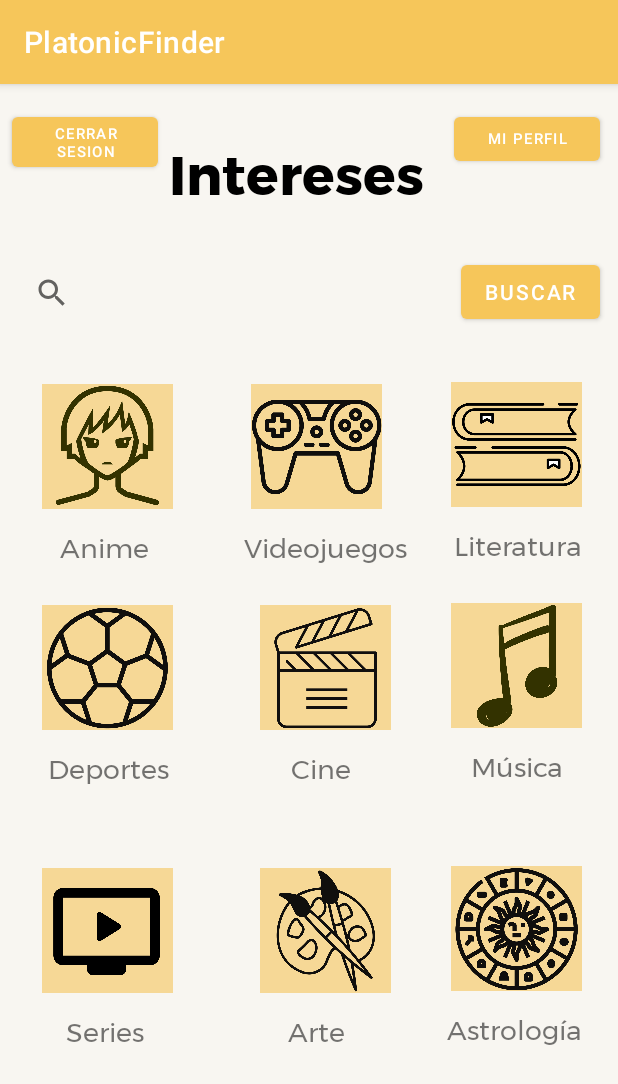
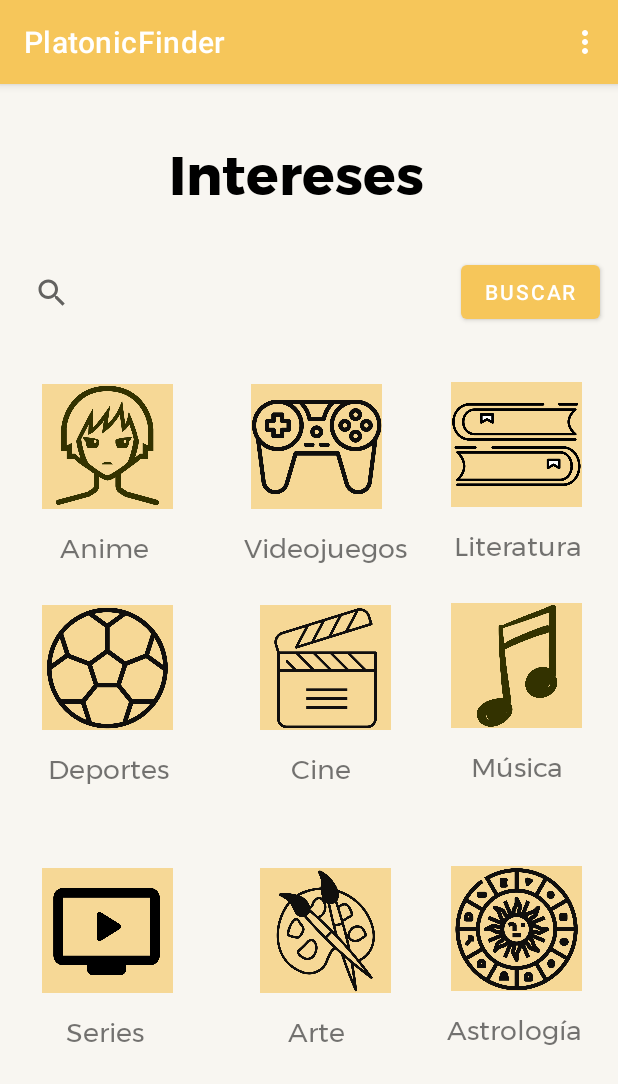
Before and after one commit to AmauriPC/MovilesProyecto, an Android app: the pantallaIntereses screen opened directly, with no data from a screen before it, on a phone screen of 412 x 824 dp. Shown: the top 1084 px of the screen. Run offline under Robolectric (Android 15) with nearby library versions, the phone set to English and light mode, and no system bars.

Commit message:
updates hamburguesa y mi prima la calva
mi prima la calva menu hamburguesa

```diff
--- a/app/src/main/res/layout/activity_pantalla_datos_editar.xml
+++ b/app/src/main/res/layout/activity_pantalla_datos_editar.xml
@@ -65,7 +65,6 @@
             android:layout_height="wrap_content"
             android:layout_marginTop="24dp"
             android:backgroundTint="@color/BotonesColor"
-            android:onClick="tomarPic"
             android:text="Subir Foto"
             android:textColor="@color/Letras"
             app:layout_constraintEnd_toEndOf="parent"
--- a/app/src/main/res/layout/activity_pantalla_intereses.xml
+++ b/app/src/main/res/layout/activity_pantalla_intereses.xml
@@ -109,30 +109,6 @@
         android:text="Buscar"
         app:layout_constraintEnd_toEndOf="parent"
         app:layout_constraintTop_toBottomOf="@+id/textView3" />
-
-    <Button
-        android:id="@+id/button8"
-        android:layout_width="97dp"
-        android:layout_height="41dp"
-        android:layout_marginTop="16dp"
-        android:layout_marginEnd="12dp"
-        android:onClick="getActivityMiPerfil"
-        android:text="Mi Perfil"
-        android:textSize="10sp"
-        app:layout_constraintEnd_toEndOf="parent"
-        app:layout_constraintTop_toTopOf="parent" />
-
-    <Button
-        android:id="@+id/button13"
-        android:layout_width="97dp"
-        android:layout_height="45dp"
-        android:layout_marginStart="8dp"
-        android:layout_marginTop="16dp"
-        android:onClick="getActivityLogIN"
-        android:text="Cerrar Sesion"
-        android:textSize="10sp"
-        app:layout_constraintStart_toStartOf="parent"
-        app:layout_constraintTop_toTopOf="parent" />
 
     <ImageView
         android:id="@+id/imageView17"
--- a/app/src/main/res/menu/action_bar_menu_datos.xml
+++ b/app/src/main/res/menu/action_bar_menu_datos.xml
@@ -2,6 +2,13 @@
 <menu xmlns:app="http://schemas.android.com/apk/res-auto"
     xmlns:android="http://schemas.android.com/apk/res/android">
 
-    <item android:title="Mi perfil" />
-    <item android:title="Cerrar sesion" />
+    <item
+        android:id="@+id/menuPrincipal"
+        android:title="Menu Principal" />
+    <item
+        android:id="@+id/miPerfil"
+        android:title="Mi perfil" />
+    <item
+        android:id="@+id/cerrarSesion"
+        android:title="Cerrar sesion" />
 </menu>
```
Also changed, not shown: app/src/main/java/mx/aepc/proyectoparcial1moviles/pantallaDatosEditar.java (+9 -4 lines), app/src/main/java/mx/aepc/proyectoparcial1moviles/pantallaIntereses.java (+36 -13 lines), app/src/main/java/mx/aepc/proyectoparcial1moviles/pantallaMiPerfil.java (+38 -0 lines), app/src/main/java/mx/aepc/proyectoparcial1moviles/pantallaPerfilRandom.java (+37 -0 lines), app/src/main/java/mx/aepc/proyectoparcial1moviles/pantallaResultados.java (+37 -0 lines).
